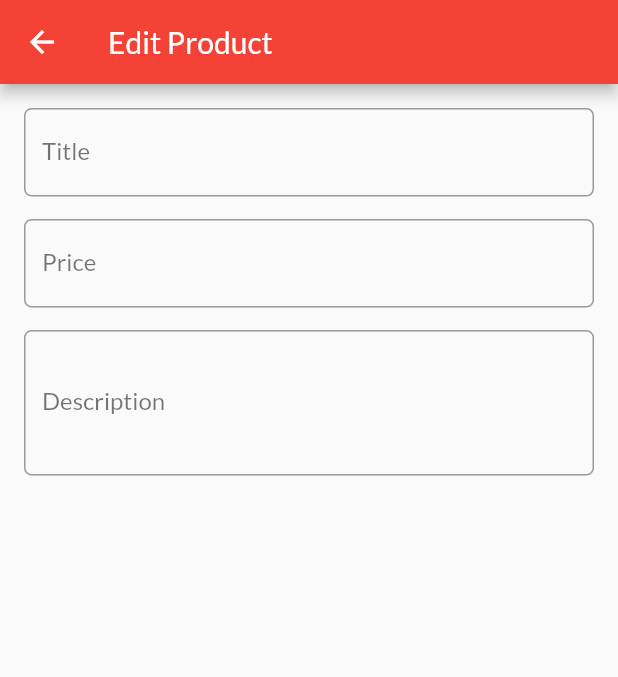
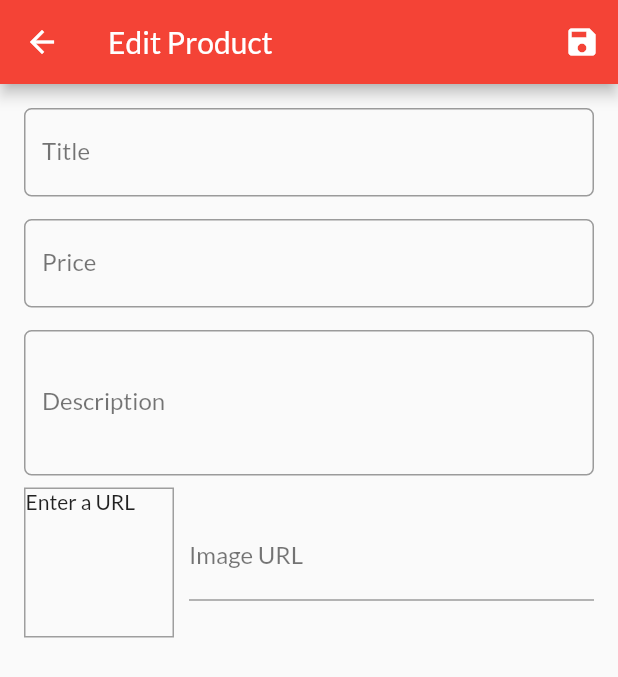
Before and after one commit to mlg2034/Shop_Application, a Flutter app: the EditProductScreen screen opened by its route, on a phone screen of 412 x 824 dp. Shown: the top 677 px of the screen. Run offline on Flutter 3.47's test engine with Material 2 defaults, Android fonts, the phone set to English and light mode, and no system bars; network calls fail.

Commit message:
Сделал добавление продкутов

```diff
--- a/lib/screens/edit_product_screen.dart
+++ b/lib/screens/edit_product_screen.dart
@@ -1,4 +1,8 @@
 import 'package:flutter/material.dart';
+import 'package:provider/provider.dart';
+
+import '../providers/product.dart';
+import '../providers/products_provider.dart';
 
 class EditProductScreen extends StatefulWidget {
   static const routeName = '/edit-product';
@@ -10,29 +14,60 @@ class EditProductScreen extends StatefulWidget {
 
 class _EditProductScreenState extends State<EditProductScreen> {
   final _priceFocusNode = FocusNode();
-  final _descriptionNode=FocusNode();
+  final _descriptionNode = FocusNode();
+  final _imageUrlControler = TextEditingController();
+  final _imageUrlFocusNode = FocusNode();
+  final _form = GlobalKey<FormState>();
+  var _editProduct = Product(
+      id: null.toString(), title: '', price: 0, description: '', imageUrl: '');
   @override
+  void initState() {
+    _imageUrlFocusNode.addListener(_updateImageUrl);
+    super.initState();
+  }
+
+  void _updateImageUrl() {
+    if (!_imageUrlFocusNode.hasFocus) {
+      setState(() {});
+    }
+  }
+
   void dispose() {
+    _imageUrlFocusNode.removeListener(_updateImageUrl);
     _priceFocusNode.dispose();
     _descriptionNode.dispose();
+    _imageUrlFocusNode.dispose();
     super.dispose();
   }
+
+  void _saveForm() {
+    final isValid = _form.currentState!.validate();
+    if (!isValid) {
+      return;
+    }
+    _form.currentState!.save();
+    Provider.of<Products>(context, listen: false ).addProduct(_editProduct);
+    Navigator.of(context).pop();
+  }
+
   @override
   Widget build(BuildContext context) {
     return Scaffold(
       appBar: AppBar(
-        title: Text('Edit Product'),
+        title:const Text('Edit Product'),
         backgroundColor: Theme.of(context).primaryColor,
+        actions: [IconButton(onPressed: _saveForm, icon:const Icon(Icons.save))],
       ),
       body: Padding(
         padding: const EdgeInsets.all(16.0),
         child: Form(
+            key: _form,
             child: ListView(
               children: [
                 TextFormField(
                   decoration: InputDecoration(
-                border:
-                    OutlineInputBorder(borderRadius: BorderRadius.circular(5)),
+                    border: OutlineInputBorder(
+                        borderRadius: BorderRadius.circular(5)),
                     label: const Text(
                       'Title',
                       style: TextStyle(color: Colors.black54),
@@ -42,14 +77,28 @@ class _EditProductScreenState extends State<EditProductScreen> {
                   onFieldSubmitted: (_) {
                     FocusScope.of(context).requestFocus(_priceFocusNode);
                   },
+                  validator: (value) {
+                    if (value!.isEmpty) {
+                      return 'Please provide a title';
+                    }
+                    return null;
+                  },
+                  onSaved: (value) {
+                    _editProduct = Product(
+                        id: null.toString(),
+                        title: _editProduct.title,
+                        description: _editProduct.description,
+                        price: _editProduct.price,
+                        imageUrl: _editProduct.imageUrl);
+                  },
                 ),
                 const SizedBox(
                   height: 15,
                 ),
                 TextFormField(
                   decoration: InputDecoration(
-                border:
-                    OutlineInputBorder(borderRadius: BorderRadius.circular(5)),
+                    border: OutlineInputBorder(
+                        borderRadius: BorderRadius.circular(5)),
                     label: const Text(
                       'Price',
                       style: TextStyle(color: Colors.black54),
@@ -61,14 +110,27 @@ class _EditProductScreenState extends State<EditProductScreen> {
                   onFieldSubmitted: (_) {
                     FocusScope.of(context).requestFocus(_descriptionNode);
                   },
+                  validator: (value) {
+                    if (value!.isEmpty) {
+                      return 'Please provide a price';
+                    }
+                    if(double.tryParse(value)==null){
+                      return 'Please enter a valid number';
+                    }
+                    if(double.parse(value)<=0){
+                      return 'Please enter number greater than zero';
+                    }
+                    return null;
+
+                  },
                 ),
                 const SizedBox(
                   height: 15,
                 ),
                 TextFormField(
                   decoration: InputDecoration(
-                border:
-                    OutlineInputBorder(borderRadius: BorderRadius.circular(5)),
+                    border: OutlineInputBorder(
+                        borderRadius: BorderRadius.circular(5)),
                     label: const Text('Description',
                         style: TextStyle(color: Colors.black54)),
                   ),
@@ -76,7 +138,58 @@ class _EditProductScreenState extends State<EditProductScreen> {
                   textInputAction: TextInputAction.next,
                   keyboardType: TextInputType.multiline,
                   focusNode: _descriptionNode,
+                  validator: (value) {
+                    if (value!.isEmpty) {
+                      return 'Please provide a description';
+                    }
+                    return null;
+                  },
                 ),
+                Row(
+                  children: [
+                    Container(
+                        width: 100,
+                        height: 100,
+                        margin: const EdgeInsets.only(top: 8, right: 10),
+                        decoration: BoxDecoration(
+                            border: Border.all(width: 1, color: Colors.grey)),
+                        child: _imageUrlControler.text.isEmpty
+                            ? const Text('Enter a URL ')
+                            : FittedBox(
+                                child: Image.network(
+                                  _imageUrlControler.text,
+                                  fit: BoxFit.cover,
+                                ),
+                              )),
+                    Expanded(
+                      child: TextFormField(
+                        decoration: const InputDecoration(
+                          label: Text(
+                            'Image URL',
+                            style: TextStyle(color: Colors.black54),
+                          ),
+                        ),
+                        keyboardType: TextInputType.url,
+                        textInputAction: TextInputAction.done,
+                        controller: _imageUrlControler,
+                        focusNode: _imageUrlFocusNode,
+                        onEditingComplete: () {
+                          setState(() {});
+                        },
+                        onFieldSubmitted: (_) => _saveForm(),
+                        validator: (value){
+                          if(value!.isEmpty){
+                            return 'Please add an image url';
+                          }
+                          if(!value.startsWith('http') && !value.startsWith('https')){
+                            return 'Please  enter a valid URL';
+                          }
+                          return null;
+                        },
+                      ),
+                    ),
+                  ],
+                )
               ],
             )),
       ),
--- a/pubspec.yaml
+++ b/pubspec.yaml
@@ -37,6 +37,7 @@ dependencies:
   # Use with the CupertinoIcons class for iOS style icons.
   cupertino_icons: ^1.0.2
   intl: ^0.18.0
+  http: ^0.13.5
 
 dev_dependencies:
   flutter_test:
```
Also changed, not shown: lib/providers/products_provider.dart (+9 -2 lines), lib/widgets/product_grid.dart (+3 -4 lines), pubspec.lock. Lines whose indentation alone changed are shown as unchanged.
